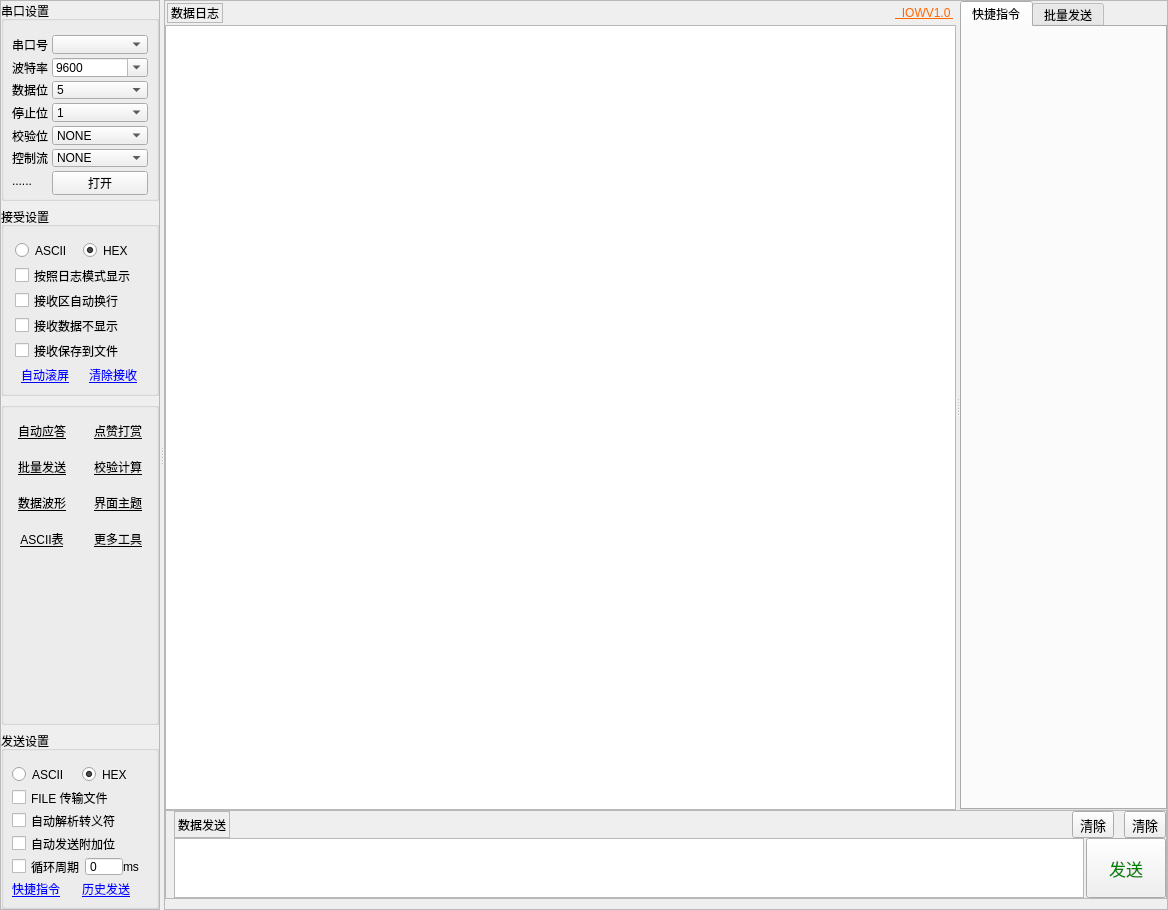
The window that plug/page/iowpage/iowpage.ui (xqyrz/plot) describes before a commit, drawn with Qt 5.
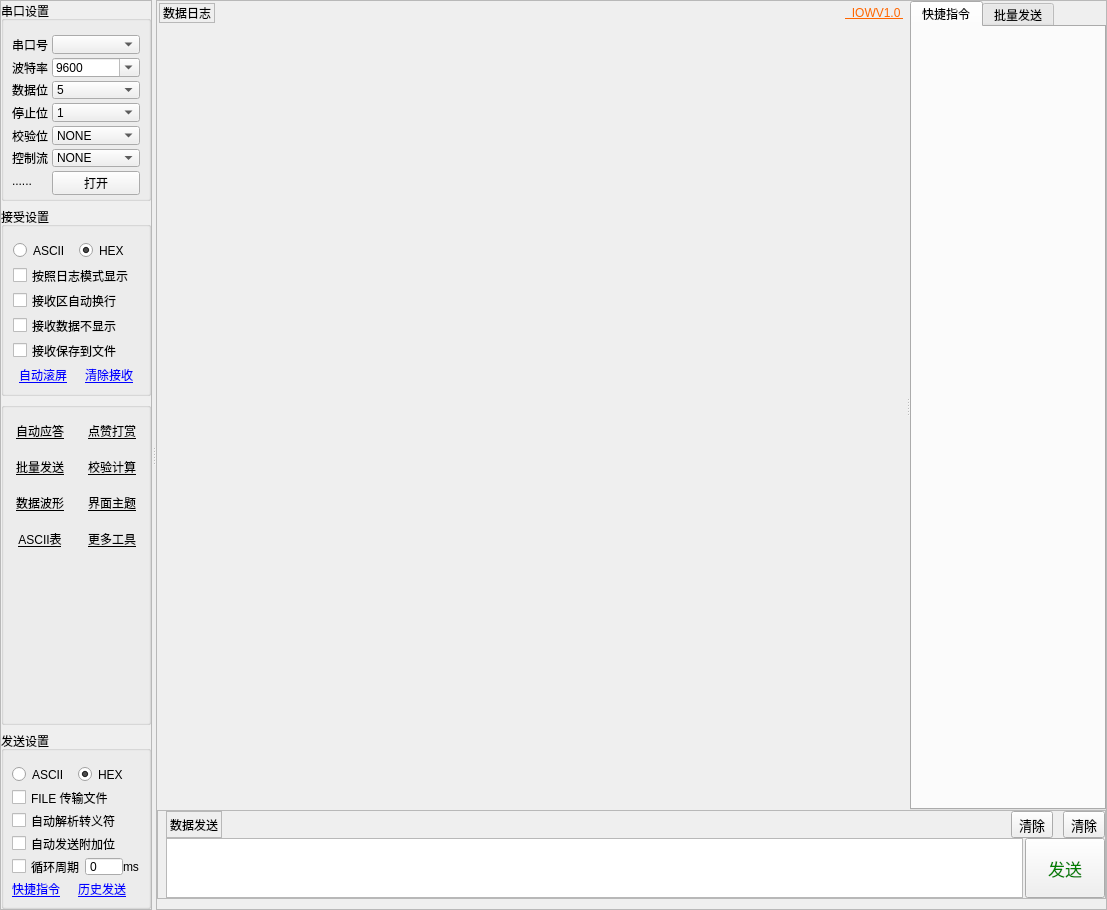
The same window after the commit. Icons and pictures are not drawn. Custom widgets are drawn as their Qt base class.

Commit message: fix:调整View架构

The edit to the form file:
```diff
--- a/plug/page/iowpage/iowpage.ui
+++ b/plug/page/iowpage/iowpage.ui
@@ -6,7 +6,7 @@
    <rect>
     <x>0</x>
     <y>0</y>
-    <width>1168</width>
+    <width>1107</width>
     <height>910</height>
    </rect>
   </property>
@@ -974,7 +974,12 @@
             </widget>
            </item>
            <item>
-            <widget class="QTextBrowser" name="textBrowser"/>
+            <widget class="QStackedWidget" name="stackedWidget">
+             <widget class="IOView" name="tableIO">
+              <layout class="QVBoxLayout" name="verticalLayout_4"/>
+             </widget>
+             <widget class="QWidget" name="page_2"/>
+            </widget>
            </item>
           </layout>
          </widget>
@@ -1207,6 +1212,14 @@
    </item>
   </layout>
  </widget>
+ <customwidgets>
+  <customwidget>
+   <class>IOView</class>
+   <extends>QWidget</extends>
+   <header>ioview.h</header>
+   <container>1</container>
+  </customwidget>
+ </customwidgets>
  <resources/>
  <connections>
   <connection>
```
Left out of the diff: 6 changed lines with no effect on the pictures. The commit also changes 45 other files.
